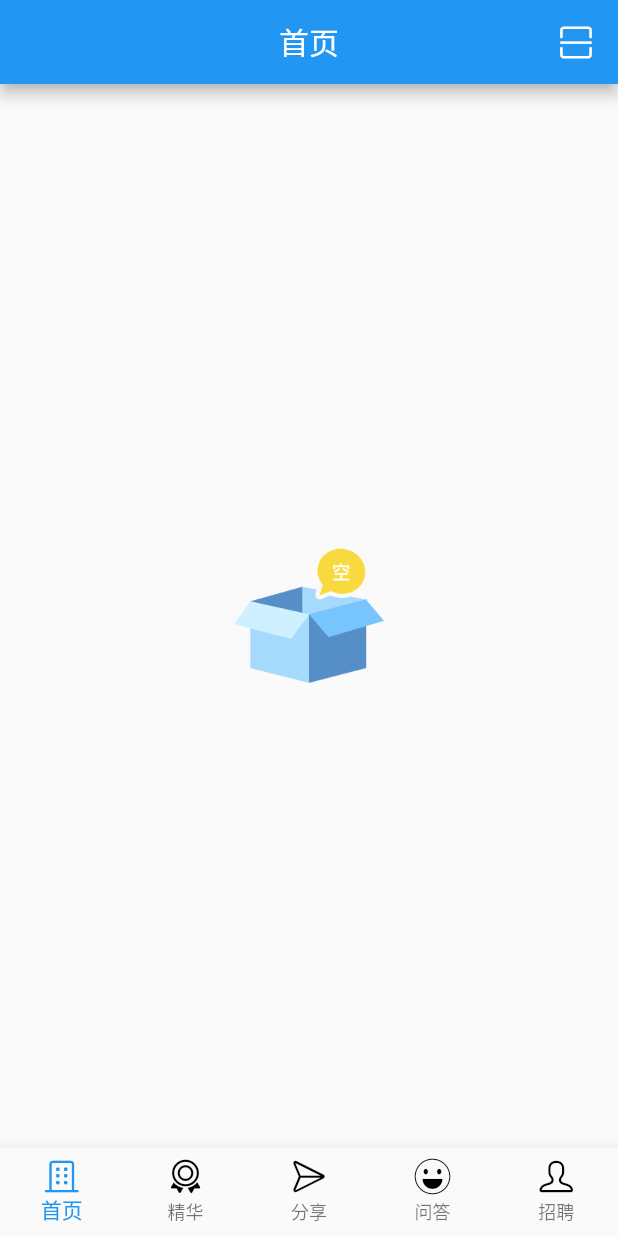
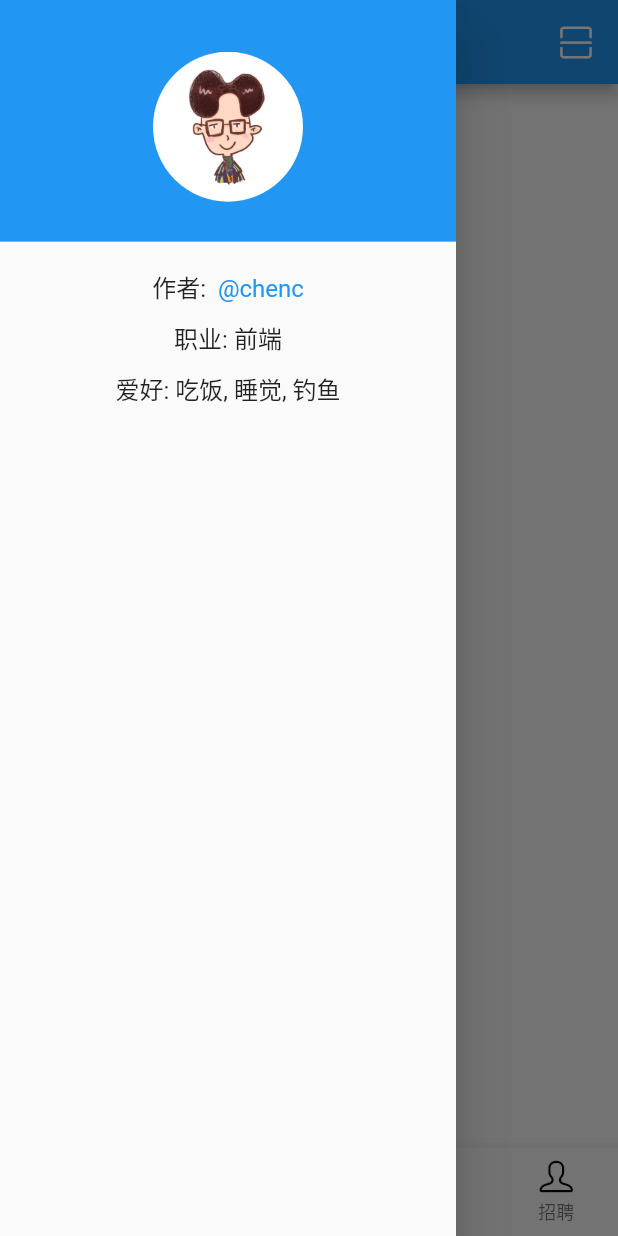
Before and after one commit to chenc041/hello_cnode, a Flutter app: the screen it shows after launch, with the side drawer open (before the commit the screen has no drawer), on a phone screen of 412 x 824 dp. Run offline on Flutter 3.47's test engine with Material 2 defaults, Android fonts, the phone set to English and light mode, and no system bars; our stand-ins replace date_format, dio, shared_preferences, webview_flutter; missing offline and left inert: qrscan; accounts and stored records are empty; generated files the repository leaves out were written again; network calls fail.

Commit message:
feat: 增加抽屉菜单

```diff
--- a/lib/constants/index.dart
+++ b/lib/constants/index.dart
@@ -1,5 +1,5 @@
 // 常量
-const String DEFAULT_IMAGE = 'assets/images/scientistavatar.png';
+const String AUTHOR_AVATAR = 'assets/images/avatar_icon.jpg';
 const String DEFAULT_AVATAR = 'assets/images/icon-test.png';
 const String DEFAULT_AVATAR_1 = 'assets/images/icon-test_1.png';
 const String DEFAULT_AVATAR_2 = 'assets/images/icon-test_2.png';
--- a/lib/pages/home.dart
+++ b/lib/pages/home.dart
@@ -2,6 +2,7 @@ import 'package:flutter/material.dart';
 import 'package:hello_cnode/models/home.dart';
 import 'package:hello_cnode/utils/utils.dart';
 import 'package:hello_cnode/utils/request.dart';
+import 'package:hello_cnode/widgets/drawer.dart';
 import 'package:hello_cnode/iconFonts/MyIcons.dart';
 import 'package:hello_cnode/widgets/homeListItem.dart';
 import 'package:hello_cnode/widgets/loadingOrDefault.dart';
@@ -117,10 +118,11 @@ class _HomePageState extends State<HomePage> {
           )
         ],
       ),
+      drawer: drawerPage(context),
       body: !_isFinish
           ? loading()
           : _data.isEmpty
-              ? empty()
+              ? empty(_getHomeData(_tabs[_selectedIndex]))
               : RefreshIndicator(
                   onRefresh: _pullRefresh,
                   child: Container(
--- a/lib/routes/index.dart
+++ b/lib/routes/index.dart
@@ -20,8 +20,7 @@ Route<dynamic> generateRoute(RouteSettings settings) {
     case '/webview':
       final ToWebView args = settings.arguments;
       return MaterialPageRoute(
-          builder: (context) => WebViewPage(
-              url: args.url, title: args.title));
+          builder: (context) => WebViewPage(url: args.url, title: args.title));
     default:
       return MaterialPageRoute(builder: (context) => HomePage());
   }
--- /dev/null
+++ b/lib/widgets/drawer.dart
@@ -0,0 +1,58 @@
+import 'package:flutter/material.dart';
+import 'package:hello_cnode/constants/index.dart';
+import 'package:hello_cnode/routes/routeParams.dart';
+
+Widget drawerPage(BuildContext context) {
+  return Drawer(
+    child: ListView(
+      padding: EdgeInsets.zero,
+      children: <Widget>[
+        DrawerHeader(
+          child: UnconstrainedBox(
+            child: Container(
+                width: 100.0,
+                height: 100.0,
+                child: ClipOval(
+                  child: Image.asset(AUTHOR_AVATAR,
+                      height: 100, fit: BoxFit.cover),
+                )),
+          ),
+          decoration: BoxDecoration(
+            color: Colors.blue,
+          ),
+        ),
+        Container(
+          child: Column(
+            children: <Widget>[
+              Container(
+                margin: EdgeInsets.only(top: 10),
+                child: InkWell(
+                  onTap: () {
+                    Navigator.of(context).pushNamed('/webview',
+                        arguments: ToWebView(
+                            WEB_VIEW_BASE_URL + 'cWatermelon', '@chenc'));
+                  },
+                  child: Text.rich(TextSpan(children: [
+                    TextSpan(text: "作者: ", style: TextStyle(fontSize: H2_SIZE)),
+                    TextSpan(
+                      text: " @chenc",
+                      style: TextStyle(color: Colors.blue, fontSize: H2_SIZE),
+                    ),
+                  ])),
+                ),
+              ),
+              Container(
+                margin: EdgeInsets.only(top: 10),
+                child: Text('职业: 前端', style: TextStyle(fontSize: H2_SIZE)),
+              ),
+              Container(
+                margin: EdgeInsets.only(top: 10),
+                child: Text('爱好: 吃饭, 睡觉, 钓鱼', style: TextStyle(fontSize: H2_SIZE)),
+              )
+            ],
+          ),
+        )
+      ],
+    ),
+  );
+}
--- a/lib/widgets/loadingOrDefault.dart
+++ b/lib/widgets/loadingOrDefault.dart
@@ -15,9 +15,16 @@ Widget notFound() {
   );
 }
 
-Widget empty() {
-  return Center(
-    child: Image.asset(EMPTY, width: 100, fit: BoxFit.fitWidth),
+Widget empty([callback]) {
+  return InkWell(
+    onTap: () async {
+      if (callback != null) {
+        callback();
+      }
+    },
+    child: Center(
+      child: Image.asset(EMPTY, width: 100, fit: BoxFit.fitWidth),
+    ),
   );
 }
 
--- a/lib/widgets/tips.dart
+++ b/lib/widgets/tips.dart
@@ -1,7 +1,6 @@
 import 'package:flutter/material.dart';
 
 class Tips {
-
   static Future<bool> showConfirmDialog(String text, BuildContext context) {
     return showDialog<bool>(
       context: context,
@@ -19,7 +18,6 @@ class Tips {
       },
     );
   }
-
 
   static Future<T> showCustomDialog<T>({
     @required BuildContext context,
--- a/lib/widgets/userMoment.dart
+++ b/lib/widgets/userMoment.dart
@@ -12,9 +12,7 @@ Widget userMoment(UserDetail detail, BuildContext context) {
     decoration: BoxDecoration(
       boxShadow: [
         BoxShadow(
-            color: Colors.grey[300],
-            offset: Offset(0.0, 0.0),
-            blurRadius: 10.0)
+            color: Colors.grey[300], offset: Offset(0.0, 0.0), blurRadius: 10.0)
       ],
     ),
     alignment: Alignment.topLeft,
--- a/pubspec.yaml
+++ b/pubspec.yaml
@@ -25,7 +25,6 @@ dependencies:
   webview_flutter: ^0.3.18+1
   shared_preferences: ^0.5.4+6
   qrscan: ^0.2.17
-  package_info: ^0.4.0+13
 
   # The following adds the Cupertino Icons font to your application.
   # Use with the CupertinoIcons class for iOS style icons.
@@ -51,7 +50,7 @@ flutter:
 
   # To add assets to your application, add an assets section, like this:
   assets:
-    - assets/images/scientistavatar.png
+    - assets/images/avatar_icon.jpg
     - assets/images/icon-test.png
     - assets/images/icon-test_1.png
     - assets/images/icon-test_2.png
```
Also changed, not shown: lib/pages/detail.dart (+17 -10 lines), lib/pages/userCenter.dart (+21 -14 lines), lib/pages/webViewPage.dart (+3 -7 lines), lib/utils/request.dart (+25 -11 lines), lib/utils/utils.dart (+10 -4 lines), lib/widgets/detailContent.dart (+10 -6 lines), lib/widgets/detailReplay.dart (+7 -12 lines), assets/images/avatar_icon.jpg (added), lib/routes/routeParams.dart (line endings or trailing spaces), pubspec.lock, 4 other files. Lines whose indentation alone changed are shown as unchanged.
